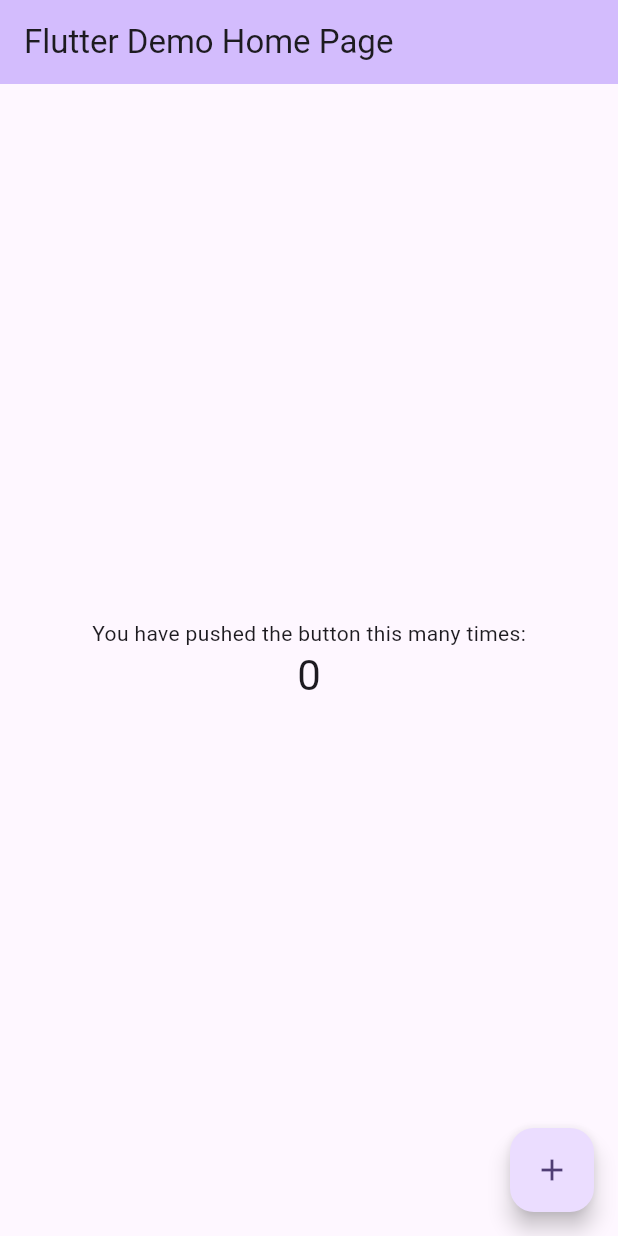
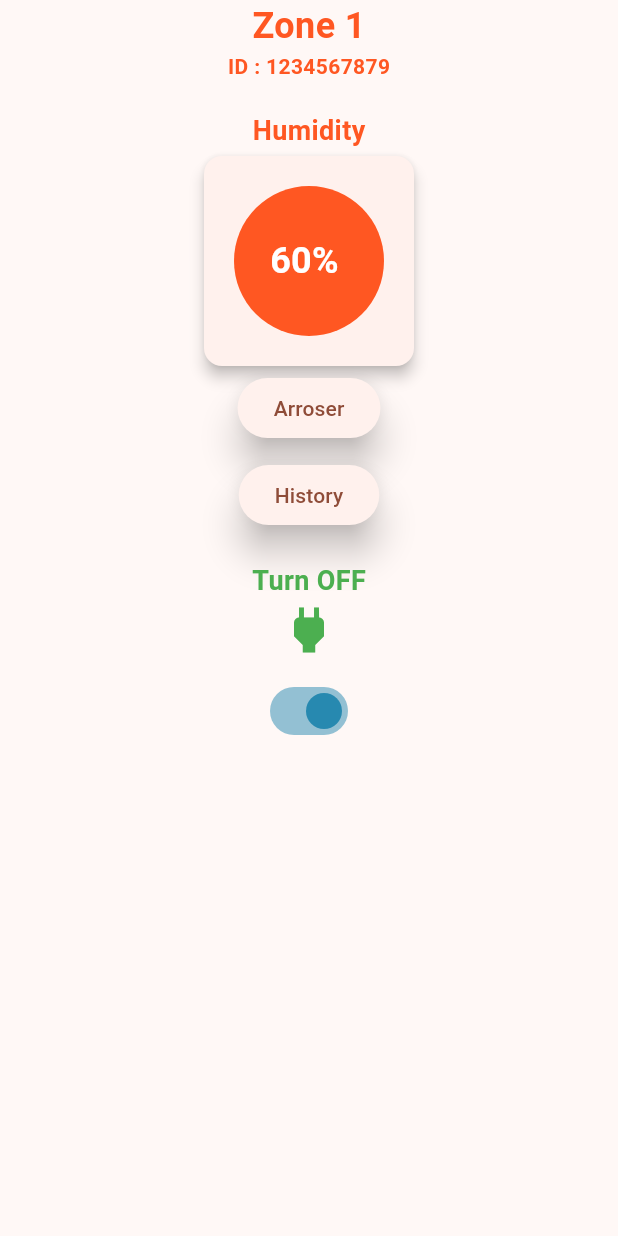
Before and after one commit to aminenouioui/pfa, a Flutter app: the screen it shows after launch, on a phone screen of 412 x 824 dp. Run offline on Flutter 3.47's test engine with Material 3 defaults, Android fonts, the phone set to English and light mode, and no system bars.

Commit message:
Interface capteur

```diff
--- a/lib/main.dart
+++ b/lib/main.dart
@@ -1,125 +1,166 @@
 import 'package:flutter/material.dart';
 
 void main() {
-  runApp(const MyApp());
+  runApp(const MainApp());
 }
 
-class MyApp extends StatelessWidget {
-  const MyApp({super.key});
+class MainApp extends StatelessWidget {
+  const MainApp({super.key});
 
-  // This widget is the root of your application.
   @override
   Widget build(BuildContext context) {
     return MaterialApp(
-      title: 'Flutter Demo',
       theme: ThemeData(
-        // This is the theme of your application.
-        //
-        // TRY THIS: Try running your application with "flutter run". You'll see
-        // the application has a purple toolbar. Then, without quitting the app,
-        // try changing the seedColor in the colorScheme below to Colors.green
-        // and then invoke "hot reload" (save your changes or press the "hot
-        // reload" button in a Flutter-supported IDE, or press "r" if you used
-        // the command line to start the app).
-        //
-        // Notice that the counter didn't reset back to zero; the application
-        // state is not lost during the reload. To reset the state, use hot
-        // restart instead.
-        //
-        // This works for code too, not just values: Most code changes can be
-        // tested with just a hot reload.
-        colorScheme: ColorScheme.fromSeed(seedColor: Colors.deepPurple),
           useMaterial3: true,
+          colorScheme: ColorScheme.fromSeed(seedColor: Colors.deepOrange)),
+      home: const Scaffold(
+        body: CptPage(),
       ),
-      home: const MyHomePage(title: 'Flutter Demo Home Page'),
     );
   }
 }
 
-class MyHomePage extends StatefulWidget {
-  const MyHomePage({super.key, required this.title});
-
-  // This widget is the home page of your application. It is stateful, meaning
-  // that it has a State object (defined below) that contains fields that affect
-  // how it looks.
-
-  // This class is the configuration for the state. It holds the values (in this
-  // case the title) provided by the parent (in this case the App widget) and
-  // used by the build method of the State. Fields in a Widget subclass are
-  // always marked "final".
-
-  final String title;
+class HumidityCard extends StatefulWidget {
+  const HumidityCard({super.key});
 
   @override
-  State<MyHomePage> createState() => _MyHomePageState();
+  State<HumidityCard> createState() => _HumidityCardState();
 }
 
-class _MyHomePageState extends State<MyHomePage> {
-  int _counter = 0;
-
-  void _incrementCounter() {
+class _HumidityCardState extends State<HumidityCard> {
+  int _humidity = 60;
+  void increaseHumididty() {
     setState(() {
-      // This call to setState tells the Flutter framework that something has
-      // changed in this State, which causes it to rerun the build method below
-      // so that the display can reflect the updated values. If we changed
-      // _counter without calling setState(), then the build method would not be
-      // called again, and so nothing would appear to happen.
-      _counter++;
+      _humidity++;
     });
   }
 
   @override
   Widget build(BuildContext context) {
-    // This method is rerun every time setState is called, for instance as done
-    // by the _incrementCounter method above.
-    //
-    // The Flutter framework has been optimized to make rerunning build methods
-    // fast, so that you can just rebuild anything that needs updating rather
-    // than having to individually change instances of widgets.
-    return Scaffold(
-      appBar: AppBar(
-        // TRY THIS: Try changing the color here to a specific color (to
-        // Colors.amber, perhaps?) and trigger a hot reload to see the AppBar
-        // change color while the other colors stay the same.
-        backgroundColor: Theme.of(context).colorScheme.inversePrimary,
-        // Here we take the value from the MyHomePage object that was created by
-        // the App.build method, and use it to set our appbar title.
-        title: Text(widget.title),
+    return Column(
+      mainAxisSize: MainAxisSize.min,
+      children: [
+        const Text(
+          'Humidity',
+          style: TextStyle(
+            fontSize: 18,
+            fontWeight: FontWeight.bold,
+            color: Colors.deepOrange,
           ),
-      body: Center(
-        // Center is a layout widget. It takes a single child and positions it
-        // in the middle of the parent.
+        ),
+        Card(
+          elevation: 4.0,
+          shape: RoundedRectangleBorder(
+            borderRadius: BorderRadius.circular(12.0),
+          ),
+          child: Padding(
+            padding: const EdgeInsets.all(20.0),
+            child: CircleAvatar(
+              radius: 50,
+              backgroundColor: Colors.deepOrange,
+              child: Text(
+                '$_humidity% ',
+                style: const TextStyle(
+                  fontSize: 24,
+                  fontWeight: FontWeight.bold,
+                  color: Colors.white,
+                ),
+              ),
+            ),
+          ),
+        ),
+        ElevatedButton(
+            style: ElevatedButton.styleFrom(elevation: 10),
+            onPressed: increaseHumididty,
+            child: const Text("Arroser"))
+      ],
+    );
+  }
+}
+
+class CptPage extends StatefulWidget {
+  const CptPage({super.key});
+
+  @override
+  State<CptPage> createState() => _CptPageState();
+}
+
+class _CptPageState extends State<CptPage> {
+  bool isOn = true;
+  void togglePower() {
+    setState(() {
+      isOn = !isOn;
+    });
+  }
+
+  @override
+  Widget build(BuildContext context) {
+    return Center(
       child: Column(
-          // Column is also a layout widget. It takes a list of children and
-          // arranges them vertically. By default, it sizes itself to fit its
-          // children horizontally, and tries to be as tall as its parent.
-          //
-          // Column has various properties to control how it sizes itself and
-          // how it positions its children. Here we use mainAxisAlignment to
-          // center the children vertically; the main axis here is the vertical
-          // axis because Columns are vertical (the cross axis would be
-          // horizontal).
-          //
-          // TRY THIS: Invoke "debug painting" (choose the "Toggle Debug Paint"
-          // action in the IDE, or press "p" in the console), to see the
-          // wireframe for each widget.
-          mainAxisAlignment: MainAxisAlignment.center,
-          children: <Widget>[
-            const Text(
-              'You have pushed the button this many times:',
+        children: [
+          const Column(
+            children: [
+              Text(
+                "Zone 1",
+                style: TextStyle(
+                  fontSize: 24, // Font size
+                  fontWeight: FontWeight.bold, // Font weight
+                  color: Colors.deepOrange, // Text color
+                ),
               ),
               Text(
-              '$_counter',
-              style: Theme.of(context).textTheme.headlineMedium,
+                "ID : 1234567879",
+                style: TextStyle(
+                  fontSize: 14, // Font size
+                  fontWeight: FontWeight.bold, // Font weight
+                  color: Colors.deepOrange, // Text color
+                ),
               ),
             ],
           ),
+          const SizedBox(
+            height: 20,
           ),
-      floatingActionButton: FloatingActionButton(
-        onPressed: _incrementCounter,
-        tooltip: 'Increment',
-        child: const Icon(Icons.add),
-      ), // This trailing comma makes auto-formatting nicer for build methods.
+          const HumidityCard(),
+          const SizedBox(
+            height: 10,
+          ),
+          ElevatedButton(
+              style: ElevatedButton.styleFrom(elevation: 10),
+              onPressed: (() {
+                print("Historique");
+              }),
+              child: const Text("History")),
+          const SizedBox(
+            height: 20,
+          ),
+            Text(
+            isOn ? "Turn OFF" : "Turn ON",
+            style: TextStyle(
+              fontSize: 18,
+              fontWeight: FontWeight.bold,
+              color: isOn ? Colors.green : Colors.red,
+            )
+            ),
+          Icon(
+            Icons.power,
+            size: 40,
+             color: isOn ? Colors.green : Colors.red,
+          ),
+
+                  const SizedBox(height: 10),
+        Switch(
+          value: isOn,
+          onChanged: (value) {
+            setState(() {
+              isOn = value;
+            });
+          },
+          activeColor: const Color.fromARGB(255, 39, 137, 176),
+          inactiveThumbColor: Colors.grey,
+        ),
+        ],
+      ),
     );
   }
 }
```
Also changed, not shown: pubspec.lock, 1 other file. Lines whose indentation alone changed are shown as unchanged.
